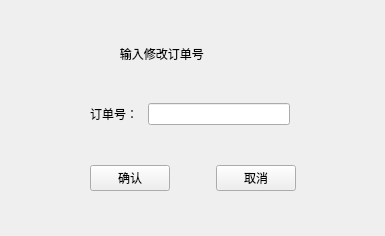
The window that Deca/views/storage_modify.ui (summerfll/wms) describes before a commit, drawn with Qt 5.
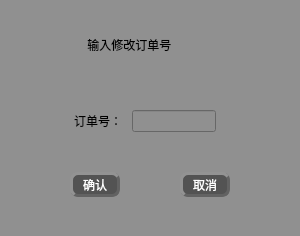
The same window after the commit. Icons and pictures are not drawn.

```diff
--- a/Deca/views/storage_modify.ui
+++ b/Deca/views/storage_modify.ui
@@ -6,19 +6,29 @@
    <rect>
     <x>0</x>
     <y>0</y>
-    <width>385</width>
+    <width>300</width>
     <height>236</height>
    </rect>
   </property>
   <property name="maximumSize">
    <size>
-    <width>385</width>
+    <width>300</width>
     <height>236</height>
    </size>
   </property>
   <property name="windowTitle">
    <string>Form</string>
   </property>
+  <property name="windowIcon">
+   <iconset>
+    <normalon>:/qt 图标/Customize.png</normalon>
+   </iconset>
+  </property>
+  <property name="styleSheet">
+   <string notr="true">font: 75 12pt &quot;楷体&quot;;
+background-color: rgb(144, 144, 144);
+color:rgb(0, 0, 0)</string>
+  </property>
   <layout class="QGridLayout" name="gridLayout">
    <item row="6" column="1">
     <spacer name="verticalSpacer">
@@ -35,37 +45,14 @@
    </item>
    <item row="1" column="1" colspan="2">
     <widget class="QLabel" name="label">
+     <property name="styleSheet">
+      <string notr="true">font: 75 14pt &quot;楷体&quot;;</string>
+     </property>
      <property name="text">
-      <string>         输入修改订单号</string>
+      <string>    输入修改订单号</string>
      </property>
     </widget>
    </item>
-   <item row="7" column="0">
-    <spacer name="horizontalSpacer_3">
-     <property name="orientation">
-      <enum>Qt::Horizontal</enum>
-     </property>
-     <property name="sizeHint" stdset="0">
-      <size>
-       <width>73</width>
-       <height>20</height>
-      </size>
-     </property>
-    </spacer>
-   </item>
-   <item row="7" column="3">
-    <spacer name="horizontalSpacer_2">
-     <property name="orientation">
-      <enum>Qt::Horizontal</enum>
-     </property>
-     <property name="sizeHint" stdset="0">
-      <size>
-       <width>72</width>
-       <height>20</height>
-      </size>
-     </property>
-    </spacer>
-   </item>
    <item row="8" column="1" colspan="2">
     <spacer name="verticalSpacer_2">
      <property name="orientation">
@@ -83,6 +70,9 @@
     <layout class="QHBoxLayout" name="horizontalLayout">
      <item>
       <widget class="QLabel" name="label_2">
+       <property name="styleSheet">
+        <string notr="true">font: 12pt &quot;楷体&quot;;</string>
+       </property>
        <property name="text">
         <string>订单号： </string>
        </property>
@@ -93,30 +83,109 @@
      </item>
     </layout>
    </item>
-   <item row="7" column="1" colspan="2">
+   <item row="6" column="1">
+    <spacer name="verticalSpacer">
+     <property name="orientation">
+      <enum>Qt::Vertical</enum>
+     </property>
+     <property name="sizeHint" stdset="0">
+      <size>
+       <width>20</width>
+       <height>34</height>
+      </size>
+     </property>
+    </spacer>
+   </item>
+   <item row="3" column="0">
+    <spacer name="horizontalSpacer_3">
+     <property name="orientation">
+      <enum>Qt::Horizontal</enum>
+     </property>
+     <property name="sizeHint" stdset="0">
+      <size>
+       <width>80</width>
+       <height>20</height>
+      </size>
+     </property>
+    </spacer>
+   </item>
+   <item row="7" column="0" colspan="3">
     <layout class="QHBoxLayout" name="horizontalLayout_2">
+     <property name="spacing">
+      <number>1</number>
+     </property>
+     <property name="rightMargin">
+      <number>0</number>
+     </property>
      <item>
       <widget class="QPushButton" name="pushButton">
+       <property name="minimumSize">
+        <size>
+         <width>50</width>
+         <height>25</height>
+        </size>
+       </property>
+       <property name="maximumSize">
+        <size>
+         <width>50</width>
+         <height>25</height>
+        </size>
+       </property>
+       <property name="styleSheet">
+        <string notr="true">QPushButton{
+font: 75 11pt &quot;微软雅黑&quot;;
+color:rgb(255, 255, 255);
+background-color: rgb(83, 83, 83);
+border-radius: 8px;
+border: 3px groove rgb(98, 98, 98);
+border-style: outset;
+}
+QPushButton:pressed{
+border-style: inset;
+}
+QPushButton:hover{
+background-color:rgb(0, 0, 0);
+}
+
+</string>
+       </property>
        <property name="text">
         <string>确认</string>
        </property>
       </widget>
      </item>
-     <item>
-      <spacer name="horizontalSpacer">
-       <property name="orientation">
-        <enum>Qt::Horizontal</enum>
-       </property>
-       <property name="sizeHint" stdset="0">
-        <size>
-         <width>40</width>
-         <height>20</height>
-        </size>
-       </property>
-      </spacer>
-     </item>
      <item>
       <widget class="QPushButton" name="pushButton_2">
+       <property name="minimumSize">
+        <size>
+         <width>50</width>
+         <height>25</height>
+        </size>
+       </property>
+       <property name="maximumSize">
+        <size>
+         <width>50</width>
+         <height>25</height>
+        </size>
+       </property>
+       <property name="styleSheet">
+        <string notr="true">QPushButton{
+font: 75 11pt &quot;微软雅黑&quot;;
+color:rgb(255, 255, 255);
+background-color: rgb(83, 83, 83);
+border-radius: 8px;
+border: 3px groove rgb(98, 98, 98);
+border-style: outset;
+}
+QPushButton:pressed{
+border-style: inset;
+}
+QPushButton:hover{
+background-color:rgb(0, 0, 0);
+}
+
+</string>
+       </property>
        <property name="text">
         <string>取消</string>
        </property>
@@ -131,8 +200,21 @@
      </property>
      <property name="sizeHint" stdset="0">
       <size>
-       <width>20</width>
-       <height>30</height>
+       <width>0</width>
+       <height>50</height>
+      </size>
+     </property>
+    </spacer>
+   </item>
+   <item row="3" column="2">
+    <spacer name="horizontalSpacer_2">
+     <property name="orientation">
+      <enum>Qt::Horizontal</enum>
+     </property>
+     <property name="sizeHint" stdset="0">
+      <size>
+       <width>90</width>
+       <height>20</height>
       </size>
      </property>
     </spacer>
@@ -145,7 +227,7 @@
      <property name="sizeHint" stdset="0">
       <size>
        <width>20</width>
-       <height>27</height>
+       <height>10</height>
       </size>
      </property>
     </spacer>
```
Left out of the diff: 13 changed lines with no effect on the pictures.
